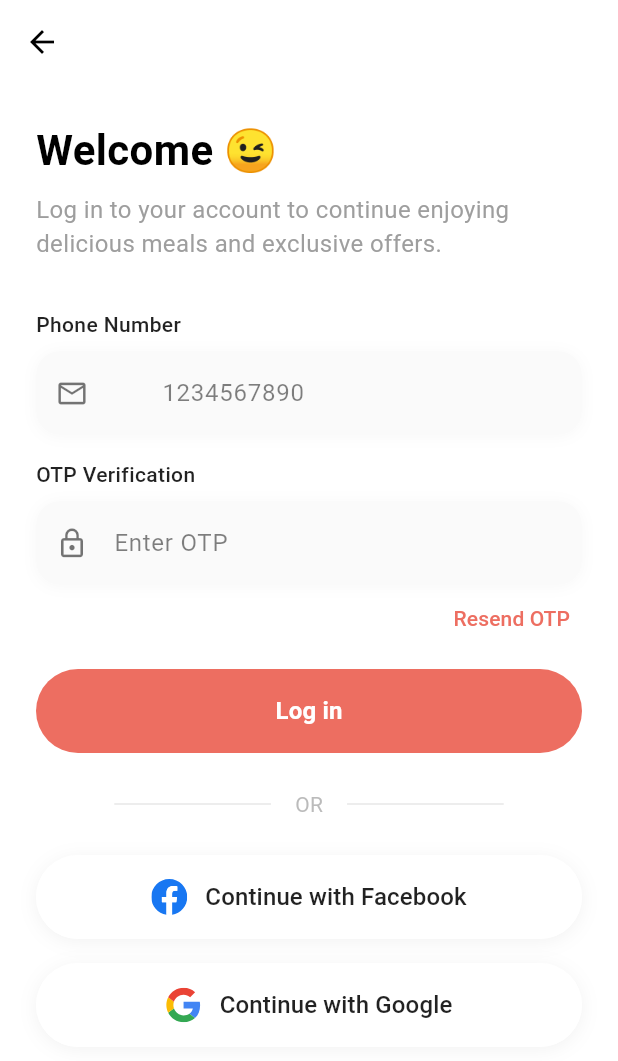
After one commit to P-yiush07/giftginnie, a Flutter app: the SignInView screen opened directly, on a phone screen of 412 x 824 dp. The commit adds this screen. Shown: the top 1061 px of the screen. Run offline on Flutter 3.47's test engine with Material 3 defaults, Android fonts, the phone set to English and light mode, and no system bars; our stand-ins replace flutter_svg.

Commit message:
Added SignIn Screen

```diff
--- /dev/null
+++ b/lib/constants/icons.dart
@@ -0,0 +1,5 @@
+abstract class AppIcons {
+  static const String facebookIcon = 'assets/images/facebook_icon.svg';
+  static const String googleIcon = 'assets/images/google_icon.svg';
+  static const String authBackIcon = 'assets/images/authBack_icon.svg';
+}
--- a/lib/constants/images.dart
+++ b/lib/constants/images.dart
@@ -1,3 +1,4 @@
 abstract class AppImages {
   static const String onboardingPhone = 'assets/images/phone.webp';
+  static const String authBackground = 'assets/images/gifts_signin.webp';
 }
--- a/lib/main.dart
+++ b/lib/main.dart
@@ -1,6 +1,7 @@
 import 'package:flutter/material.dart';
 import 'views/onboarding_screen.dart';
 import 'constants/colors.dart';
+import 'utils/global.dart';
 
 void main() {
   runApp(const MyApp());
@@ -12,6 +13,7 @@ class MyApp extends StatelessWidget {
   @override
   Widget build(BuildContext context) {
     return MaterialApp(
+      navigatorKey: navigatorKey,
       title: 'Gift App',
       theme: ThemeData(
         useMaterial3: true,
--- /dev/null
+++ b/lib/models/auth_home_model.dart
@@ -0,0 +1,19 @@
+class AuthHomeModel {
+  final String welcomeTitle;
+  final String welcomeDescription;
+  final String signInButtonText;
+  final String facebookButtonText;
+  final String googleButtonText;
+  final String noAccountText;
+  final String signUpButtonText;
+
+  AuthHomeModel({
+    this.welcomeTitle = 'Welcome to Gift Ginnie',
+    this.welcomeDescription = 'Get ready to discover and order delicious meals from your favorite Gift with Gift Ginnie.',
+    this.signInButtonText = 'Sign in',
+    this.facebookButtonText = 'Continue with Facebook',
+    this.googleButtonText = 'Continue with Google',
+    this.noAccountText = 'Don\'t have an account? ',
+    this.signUpButtonText = 'Sign up',
+  });
+}
--- /dev/null
+++ b/lib/models/sign_in_model.dart
@@ -0,0 +1,23 @@
+class SignInModel {
+  final String title;
+  final String subtitle;
+  final String phoneLabel;
+  final String otpLabel;
+  final String loginButtonText;
+  final String orText;
+  final String facebookButtonText;
+  final String googleButtonText;
+  final String resendOtpText;
+
+  SignInModel({
+    this.title = 'Welcome 😉',
+    this.subtitle = 'Log in to your account to continue enjoying delicious meals and exclusive offers.',
+    this.phoneLabel = 'Phone Number',
+    this.otpLabel = 'OTP Verification',
+    this.loginButtonText = 'Log in',
+    this.orText = 'OR',
+    this.facebookButtonText = 'Continue with Facebook',
+    this.googleButtonText = 'Continue with Google',
+    this.resendOtpText = 'Resend OTP',
+  });
+}
--- /dev/null
+++ b/lib/utils/global.dart
@@ -0,0 +1,3 @@
+import 'package:flutter/material.dart';
+
+final GlobalKey<NavigatorState> navigatorKey = GlobalKey<NavigatorState>();
--- /dev/null
+++ b/lib/views/sign_in_screen.dart
@@ -0,0 +1,368 @@
+import 'package:flutter/material.dart';
+import 'package:flutter/services.dart';
+import 'package:flutter_svg/flutter_svg.dart';
+import 'package:provider/provider.dart';
+import '../constants/colors.dart';
+import '../constants/icons.dart';
+import '../controllers/sign_in_controller.dart';
+
+class SignInScreen extends StatelessWidget {
+  const SignInScreen({super.key});
+
+  @override
+  Widget build(BuildContext context) {
+    return ChangeNotifierProvider(
+      create: (_) => SignInController(),
+      child: const SignInView(),
+    );
+  }
+}
+
+class SignInView extends StatelessWidget {
+  const SignInView({super.key});
+
+  @override
+  Widget build(BuildContext context) {
+    final controller = Provider.of<SignInController>(context);
+    final model = controller.model;
+
+    return Scaffold(
+      backgroundColor: Colors.white,
+      appBar: AppBar(
+        backgroundColor: Colors.transparent,
+        leading: IconButton(
+          icon: const Icon(Icons.arrow_back, color: Colors.black),
+          onPressed: () => Navigator.pop(context),
+        ),
+      ),
+      body: SingleChildScrollView(
+        padding: const EdgeInsets.all(24),
+        child: Column(
+          crossAxisAlignment: CrossAxisAlignment.start,
+          children: [
+            Text(
+              model.title,
+              style: const TextStyle(
+                fontSize: 28,
+                fontWeight: FontWeight.bold,
+                color: Colors.black,
+              ),
+            ),
+            const SizedBox(height: 8),
+            Text(
+              model.subtitle,
+              style: const TextStyle(
+                fontSize: 16,
+                color: Colors.grey,
+              ),
+            ),
+            const SizedBox(height: 32),
+            _buildPhoneInput(controller),
+            const SizedBox(height: 16),
+            _buildOTPInput(controller),
+            const SizedBox(height: 24),
+            _buildLoginButton(controller),
+            const SizedBox(height: 24),
+            _buildDivider(model.orText),
+            const SizedBox(height: 24),
+            _buildSocialButtons(controller),
+          ],
+        ),
+      ),
+    );
+  }
+
+  Widget _buildPhoneInput(SignInController controller) {
+    return Column(
+      crossAxisAlignment: CrossAxisAlignment.start,
+      children: [
+        Text(
+          controller.model.phoneLabel,
+          style: const TextStyle(
+            fontSize: 14,
+            color: Colors.black87,
+            fontWeight: FontWeight.w500,
+          ),
+        ),
+        const SizedBox(height: 8),
+        Container(
+          decoration: BoxDecoration(
+            color: Colors.white,
+            borderRadius: BorderRadius.circular(16),
+            boxShadow: [
+              BoxShadow(
+                color: Colors.black.withOpacity(0.03),
+                blurRadius: 8,
+                spreadRadius: 0,
+                offset: const Offset(0, 1),
+              ),
+            ],
+          ),
+          child: TextFormField(
+            controller: controller.phoneController,
+            keyboardType: TextInputType.phone,
+            style: const TextStyle(
+              fontSize: 16,
+              color: Colors.black87,
+            ),
+            decoration: InputDecoration(
+              prefixIcon: const Icon(
+                Icons.mail_outline,
+                color: Colors.black54,
+                size: 22,
+              ),
+              prefixText: '+91 ',
+              prefixStyle: const TextStyle(
+                fontSize: 16,
+                color: Colors.black87,
+                fontWeight: FontWeight.w400,
+              ),
+              hintText: '1234567890',
+              hintStyle: TextStyle(
+                fontSize: 16,
+                color: Colors.black.withOpacity(0.5),
+                fontWeight: FontWeight.w400,
+              ),
+              border: OutlineInputBorder(
+                borderRadius: BorderRadius.circular(16),
+                borderSide: BorderSide.none,
+              ),
+              enabledBorder: OutlineInputBorder(
+                borderRadius: BorderRadius.circular(16),
+                borderSide: BorderSide.none,
+              ),
+              focusedBorder: OutlineInputBorder(
+                borderRadius: BorderRadius.circular(16),
+                borderSide: BorderSide.none,
+              ),
+              filled: true,
+              fillColor: Colors.grey[50],
+              contentPadding: const EdgeInsets.symmetric(horizontal: 16, vertical: 16),
+            ),
+            inputFormatters: [
+              FilteringTextInputFormatter.digitsOnly,
+              LengthLimitingTextInputFormatter(10),
+            ],
+          ),
+        ),
+      ],
+    );
+  }
+
+  Widget _buildOTPInput(SignInController controller) {
+    return Column(
+      crossAxisAlignment: CrossAxisAlignment.start,
+      children: [
+        Text(
+          controller.model.otpLabel,
+          style: const TextStyle(
+            fontSize: 14,
+            color: Colors.black87,
+            fontWeight: FontWeight.w500,
+          ),
+        ),
+        const SizedBox(height: 8),
+        Container(
+          decoration: BoxDecoration(
+            color: Colors.white,
+            borderRadius: BorderRadius.circular(16),
+            boxShadow: [
+              BoxShadow(
+                color: Colors.black.withOpacity(0.03),
+                blurRadius: 8,
+                spreadRadius: 0,
+                offset: const Offset(0, 1),
+              ),
+            ],
+          ),
+          child: TextFormField(
+            controller: controller.otpController,
+            keyboardType: TextInputType.number,
+            style: const TextStyle(
+              fontSize: 16,
+              color: Colors.black87,
+            ),
+            decoration: InputDecoration(
+              prefixIcon: const Icon(
+                Icons.lock_outline,
+                color: Colors.black54,
+                size: 22,
+              ),
+              hintText: 'Enter OTP',
+              hintStyle: TextStyle(
+                fontSize: 16,
+                color: Colors.black.withOpacity(0.5),
+                fontWeight: FontWeight.w400,
+              ),
+              border: OutlineInputBorder(
+                borderRadius: BorderRadius.circular(16),
+                borderSide: BorderSide.none,
+              ),
+              enabledBorder: OutlineInputBorder(
+                borderRadius: BorderRadius.circular(16),
+                borderSide: BorderSide.none,
+              ),
+              focusedBorder: OutlineInputBorder(
+                borderRadius: BorderRadius.circular(16),
+                borderSide: BorderSide.none,
+              ),
+              filled: true,
+              fillColor: Colors.grey[50],
+              contentPadding: const EdgeInsets.symmetric(horizontal: 16, vertical: 16),
+            ),
+            inputFormatters: [
+              FilteringTextInputFormatter.digitsOnly,
+              LengthLimitingTextInputFormatter(6),
+            ],
+          ),
+        ),
+        const SizedBox(height: 12),
+        Align(
+          alignment: Alignment.centerRight,
+          child: TextButton(
+            onPressed: controller.resendOTP,
+            style: TextButton.styleFrom(
+              padding: const EdgeInsets.symmetric(horizontal: 8),
+              minimumSize: Size.zero,
+              tapTargetSize: MaterialTapTargetSize.shrinkWrap,
+            ),
+            child: Text(
+              controller.model.resendOtpText,
+              style: TextStyle(
+                color: AppColors.primary,
+                fontSize: 14,
+                fontWeight: FontWeight.w500,
+              ),
+            ),
+          ),
+        ),
+      ],
+    );
+  }
+
+  Widget _buildLoginButton(SignInController controller) {
+    return FilledButton(
+      onPressed: controller.handlePhoneLogin,
+      style: FilledButton.styleFrom(
+        backgroundColor: AppColors.primary,
+        minimumSize: const Size(double.infinity, 56),
+        shape: RoundedRectangleBorder(
+          borderRadius: BorderRadius.circular(28),
+        ),
+      ),
+      child: controller.isLoading
+          ? const CircularProgressIndicator(color: Colors.white)
+          : Text(
+              controller.model.loginButtonText,
+              style: const TextStyle(
+                fontSize: 16,
+                fontWeight: FontWeight.w600,
+                color: Colors.white,
+              ),
+            ),
+    );
+  }
+
+  Widget _buildDivider(String text) {
+    return Row(
+      children: [
+        const Spacer(flex: 1),
+        Expanded(
+          flex: 2,
+          child: Divider(
+            color: Colors.grey.withOpacity(0.5),
+            thickness: 0.5,
+          ),
+        ),
+        Padding(
+          padding: const EdgeInsets.symmetric(horizontal: 16),
+          child: Text(
+            text,
+            style: TextStyle(
+              color: Colors.grey.withOpacity(0.7),
+              fontSize: 14,
+            ),
+          ),
+        ),
+        Expanded(
+          flex: 2,
+          child: Divider(
+            color: Colors.grey.withOpacity(0.5),
+            thickness: 0.5,
+          ),
+        ),
+        const Spacer(flex: 1),
+      ],
+    );
+  }
+
+  Widget _buildSocialButton({
+    required String text,
+    required String icon,
+    required VoidCallback onPressed,
+  }) {
+    return Container(
+      decoration: BoxDecoration(
+        color: Colors.white,
+        borderRadius: BorderRadius.circular(28),
+        boxShadow: [
+          BoxShadow(
+            color: Colors.black.withOpacity(0.05),
+            blurRadius: 10,
+            spreadRadius: 0,
+            offset: const Offset(0, 2),
+          ),
+        ],
+      ),
+      child: TextButton(
+        onPressed: onPressed,
+        style: TextButton.styleFrom(
+          backgroundColor: Colors.white,
+          minimumSize: const Size(double.infinity, 56),
+          shape: RoundedRectangleBorder(
+            borderRadius: BorderRadius.circular(28),
+          ),
+          padding: const EdgeInsets.symmetric(horizontal: 16, vertical: 12),
+          elevation: 0,
+        ),
+        child: Row(
+          mainAxisAlignment: MainAxisAlignment.center,
+          children: [
+            SvgPicture.asset(
+              icon,
+              height: 24,
+              width: 24,
+            ),
+            const SizedBox(width: 12),
+            Text(
+              text,
+              style: const TextStyle(
+                fontSize: 16,
+                fontWeight: FontWeight.w500,
+                color: Colors.black87,
+              ),
+            ),
+          ],
+        ),
+      ),
+    );
+  }
+
+  Widget _buildSocialButtons(SignInController controller) {
+    return Column(
+      children: [
+        _buildSocialButton(
+          text: controller.model.facebookButtonText,
+          icon: AppIcons.facebookIcon,
+          onPressed: controller.handleFacebookLogin,
+        ),
+        const SizedBox(height: 16),
+        _buildSocialButton(
+          text: controller.model.googleButtonText,
+          icon: AppIcons.googleIcon,
+          onPressed: controller.handleGoogleLogin,
+        ),
+      ],
+    );
+  }
+}
--- a/pubspec.yaml
+++ b/pubspec.yaml
@@ -35,6 +35,7 @@ dependencies:
   # Use with the CupertinoIcons class for iOS style icons.
   cupertino_icons: ^1.0.8
   provider: ^6.1.2
+  flutter_svg: ^2.0.17
 
 dev_dependencies:
   flutter_test:
```
Also changed, not shown: lib/controllers/authHome_controller.dart (added, +52 -0 lines), lib/controllers/onboarding_controller.dart (+23 -0 lines), lib/controllers/sign_in_controller.dart (added, +42 -0 lines), lib/views/authHome_screen.dart (added, +196 -0 lines), assets/images/authBack_icon.svg (added), assets/images/facebook_icon.svg (added), assets/images/gifts_signin.webp (added), assets/images/google_icon.svg (added), pubspec.lock.
